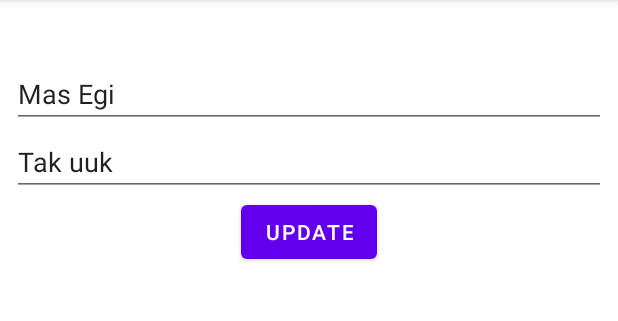
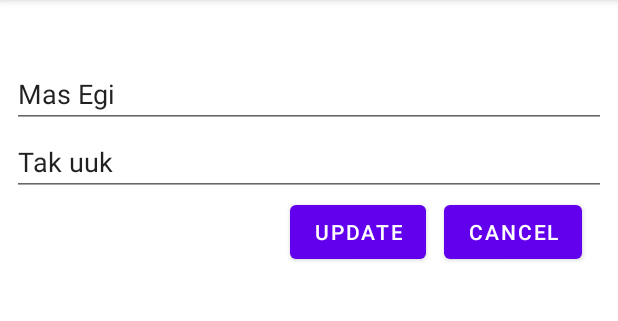
Before and after one commit to edwardsuwirya/my-simple-recyclerview, an Android app: the screen it shows after launch (MainActivity), after a tap on "Mas Egi", on a phone screen of 412 x 824 dp, the part 84-405 px from its top. Run offline under Robolectric (Android 15) with nearby library versions, the phone set to English and light mode, and no system bars.

Commit message:
Navigation back with result data parceable

```diff
--- a/app/src/main/java/com/enigmacamp/mysimplerecyclerview/presentation/item/home/HomeFragment.kt
+++ b/app/src/main/java/com/enigmacamp/mysimplerecyclerview/presentation/item/home/HomeFragment.kt
@@ -6,6 +6,7 @@ import androidx.fragment.app.Fragment
 import android.view.LayoutInflater
 import android.view.View
 import android.view.ViewGroup
+import android.widget.Toast
 import androidx.core.os.bundleOf
 import androidx.lifecycle.ViewModel
 import androidx.lifecycle.ViewModelProvider
@@ -13,6 +14,7 @@ import androidx.navigation.Navigation
 import androidx.navigation.fragment.findNavController
 import androidx.recyclerview.widget.LinearLayoutManager
 import com.enigmacamp.mysimplerecyclerview.R
+import com.enigmacamp.mysimplerecyclerview.data.model.Item
 import com.enigmacamp.mysimplerecyclerview.data.repository.ItemRepository
 import com.enigmacamp.mysimplerecyclerview.databinding.FragmentHomeBinding
 
@@ -33,7 +35,13 @@ class HomeFragment : Fragment() {
         savedInstanceState: Bundle?
     ): View? {
         // Inflate the layout for this fragment
-
+        arguments?.let {
+            val itemUpdate = it.getParcelable<Item>("result")
+            itemUpdate?.let {
+                Toast.makeText(requireContext(), "Success update ${it.title}", Toast.LENGTH_LONG)
+                    .show()
+            }
+        }
         binding = FragmentHomeBinding.inflate(inflater)
         binding.apply {
             viewModel.loadItemData()
--- a/app/src/main/java/com/enigmacamp/mysimplerecyclerview/presentation/item/update/UpdateFragment.kt
+++ b/app/src/main/java/com/enigmacamp/mysimplerecyclerview/presentation/item/update/UpdateFragment.kt
@@ -6,6 +6,7 @@ import androidx.fragment.app.Fragment
 import android.view.LayoutInflater
 import android.view.View
 import android.view.ViewGroup
+import androidx.core.os.bundleOf
 import androidx.lifecycle.ViewModel
 import androidx.lifecycle.ViewModelProvider
 import androidx.navigation.Navigation
@@ -39,7 +40,11 @@ class UpdateFragment : Fragment() {
     ): View? {
         binding = FragmentUpdateBinding.inflate(inflater)
         binding.apply {
+            cancelButton.setOnClickListener {
+                Navigation.findNavController(requireView()).popBackStack()
+            }
             itemUpdate?.apply {
+
                 titleUpdateEditText.setText(title)
                 descriptionUpdateEditText.setText(description)
                 updateButton.setOnClickListener {
@@ -67,7 +72,8 @@ class UpdateFragment : Fragment() {
 
     private fun subscribe() {
         viewModel.updateStatus.observe(this, {
-            Navigation.findNavController(requireView()).popBackStack()
+            Navigation.findNavController(requireView())
+                .navigate(R.id.action_updateFragment_to_homeFragment, bundleOf("result" to it))
         })
     }
 
--- a/app/src/main/java/com/enigmacamp/mysimplerecyclerview/presentation/main/MainActivity.kt
+++ b/app/src/main/java/com/enigmacamp/mysimplerecyclerview/presentation/main/MainActivity.kt
@@ -1,6 +1,7 @@
 package com.enigmacamp.mysimplerecyclerview.presentation.main
 
 import android.os.Bundle
+import android.util.Log
 import androidx.appcompat.app.AppCompatActivity
 import com.enigmacamp.mysimplerecyclerview.databinding.ActivityMainBinding
 
@@ -13,4 +14,9 @@ class MainActivity : AppCompatActivity() {
             setContentView(root)
         }
     }
+
+    override fun onBackPressed() {
+        Log.d("MainActivity", "Are you sure")
+        super.onBackPressed()
+    }
 }
--- a/app/src/main/res/layout/fragment_update.xml
+++ b/app/src/main/res/layout/fragment_update.xml
@@ -40,7 +40,17 @@
         android:layout_width="wrap_content"
         android:layout_height="wrap_content"
         android:text="Update"
-        app:layout_constraintEnd_toEndOf="parent"
+        app:layout_constraintEnd_toStartOf="@+id/cancel_button"
+        app:layout_constraintHorizontal_bias="0.94"
         app:layout_constraintStart_toStartOf="parent"
         app:layout_constraintTop_toBottomOf="@+id/description_update_editText" />
+
+    <Button
+        android:id="@+id/cancel_button"
+        android:layout_width="wrap_content"
+        android:layout_height="wrap_content"
+        android:layout_marginEnd="24dp"
+        android:text="Cancel"
+        app:layout_constraintEnd_toEndOf="parent"
+        app:layout_constraintTop_toBottomOf="@+id/description_update_editText" />
 </androidx.constraintlayout.widget.ConstraintLayout>
--- a/app/src/main/res/navigation/nav_graph.xml
+++ b/app/src/main/res/navigation/nav_graph.xml
@@ -12,8 +12,12 @@
         tools:layout="@layout/fragment_home" >
         <action
             android:id="@+id/action_homeFragment_to_updateFragment"
-            app:destination="@id/updateFragment"
-            app:popUpToInclusive="false" />
+            app:destination="@id/updateFragment" />
+        <argument
+            android:name="result"
+            app:argType="com.enigmacamp.mysimplerecyclerview.data.model.Item"
+            app:nullable="true"
+            android:defaultValue="@null" />
     </fragment>
     <fragment
         android:id="@+id/updateFragment"
@@ -23,5 +27,10 @@
         <argument
             android:name="item_update"
             app:argType="com.enigmacamp.mysimplerecyclerview.data.model.Item" />
+        <action
+            android:id="@+id/action_updateFragment_to_homeFragment"
+            app:destination="@id/homeFragment"
+            app:popUpTo="@id/homeFragment"
+            app:popUpToInclusive="true" />
     </fragment>
 </navigation>
```
